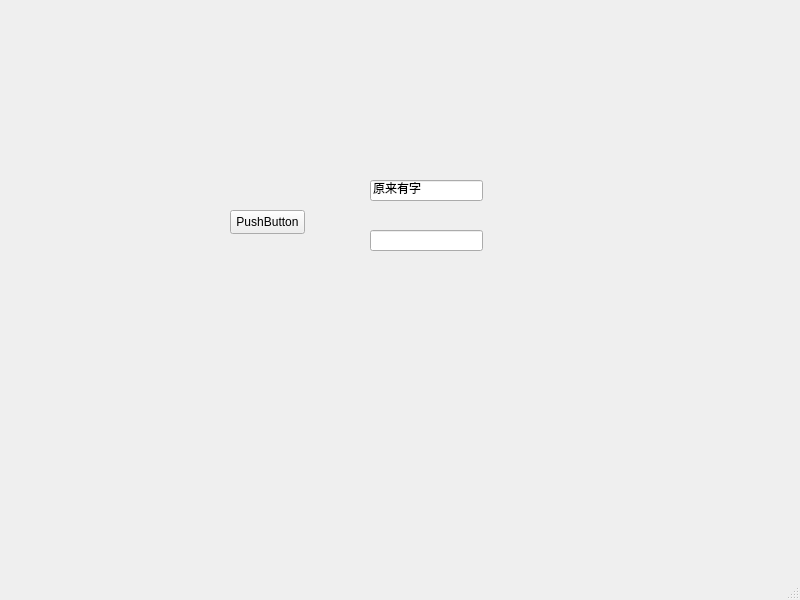
Above: ui_sprawl.ui from xuyuliang/sprawl before the change. Below: the same form after it.
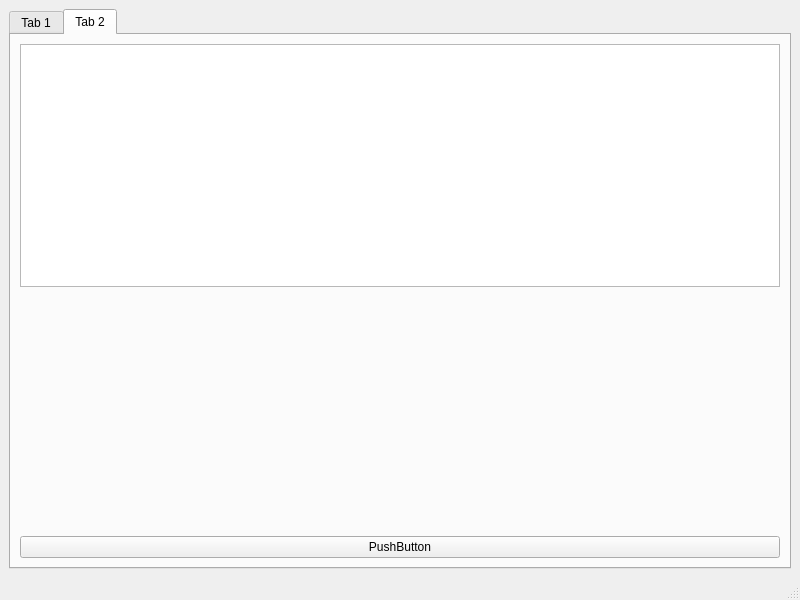
That is the form after the change.

The edit to the form file:
```diff
--- a/ui_sprawl.ui
+++ b/ui_sprawl.ui
@@ -14,52 +14,73 @@
    <string>MainWindow</string>
   </property>
   <widget class="QWidget" name="centralwidget">
-   <widget class="QPushButton" name="pushButton">
-    <property name="geometry">
-     <rect>
-      <x>230</x>
-      <y>210</y>
-      <width>75</width>
-      <height>24</height>
-     </rect>
-    </property>
-    <property name="text">
-     <string>PushButton</string>
-    </property>
-   </widget>
-   <widget class="QLineEdit" name="lineEdit">
-    <property name="geometry">
-     <rect>
-      <x>370</x>
-      <y>180</y>
-      <width>113</width>
-      <height>21</height>
-     </rect>
-    </property>
-    <property name="text">
-     <string>原来有字</string>
-    </property>
-   </widget>
-   <widget class="QLineEdit" name="lineEdit_2">
-    <property name="geometry">
-     <rect>
-      <x>370</x>
-      <y>230</y>
-      <width>113</width>
-      <height>21</height>
-     </rect>
-    </property>
-   </widget>
-  </widget>
-  <widget class="QMenuBar" name="menubar">
-   <property name="geometry">
-    <rect>
-     <x>0</x>
-     <y>0</y>
-     <width>800</width>
-     <height>22</height>
-    </rect>
-   </property>
+   <layout class="QVBoxLayout" name="verticalLayout">
+    <item>
+     <widget class="QTabWidget" name="tabWidget">
+      <property name="currentIndex">
+       <number>1</number>
+      </property>
+      <widget class="QWidget" name="tab1">
+       <attribute name="title">
+        <string>Tab 1</string>
+       </attribute>
+       <layout class="QVBoxLayout" name="verticalLayout_3">
+        <item>
+         <layout class="QGridLayout" name="gridLayout">
+          <item row="0" column="0">
+           <widget class="QPushButton" name="pushButton">
+            <property name="contextMenuPolicy">
+             <enum>Qt::PreventContextMenu</enum>
+            </property>
+            <property name="text">
+             <string>PushButton</string>
+            </property>
+           </widget>
+          </item>
+          <item row="1" column="0">
+           <widget class="QLineEdit" name="lineEdit"/>
+          </item>
+         </layout>
+        </item>
+       </layout>
+      </widget>
+      <widget class="QWidget" name="tab_2">
+       <attribute name="title">
+        <string>Tab 2</string>
+       </attribute>
+       <layout class="QVBoxLayout" name="verticalLayout_5">
+        <item>
+         <layout class="QVBoxLayout" name="verticalLayout_4">
+          <item>
+           <widget class="QTableView" name="tableView"/>
+          </item>
+          <item>
+           <spacer name="verticalSpacer">
+            <property name="orientation">
+             <enum>Qt::Vertical</enum>
+            </property>
+            <property name="sizeHint" stdset="0">
+             <size>
+              <width>20</width>
+              <height>40</height>
+             </size>
+            </property>
+           </spacer>
+          </item>
+          <item>
+           <widget class="QPushButton" name="pushButton_2">
+            <property name="text">
+             <string>PushButton</string>
+            </property>
+           </widget>
+          </item>
+         </layout>
+        </item>
+       </layout>
+      </widget>
+     </widget>
+    </item>
+   </layout>
   </widget>
   <widget class="QStatusBar" name="statusbar"/>
  </widget>
```
Left out of the diff: 19 changed lines with no effect on the pictures.
